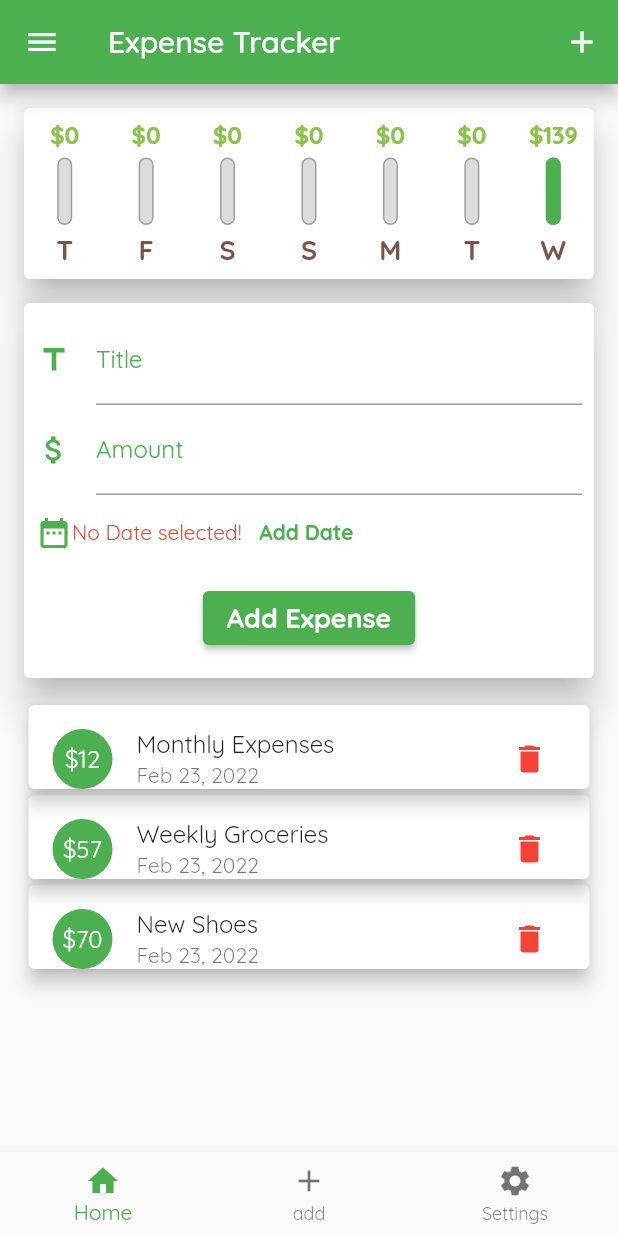
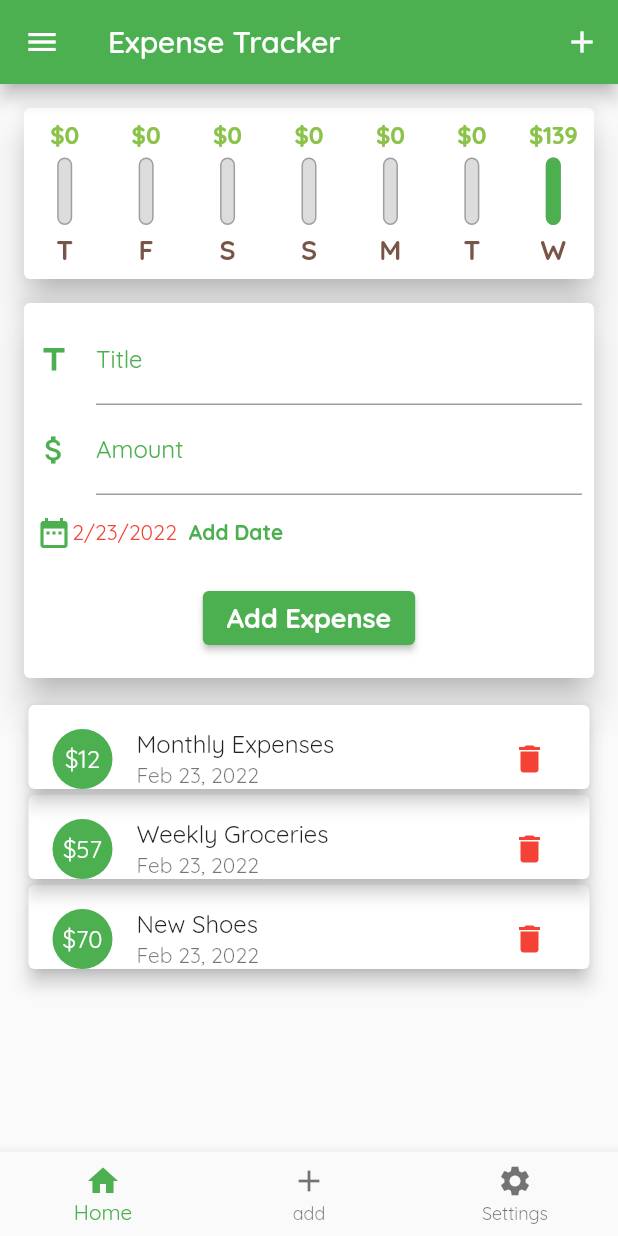
Before and after one commit to doziestar/tutisApp, a Flutter app: the screen it shows after launch, on a phone screen of 412 x 824 dp. Run offline on Flutter 3.47's test engine with Material 2 defaults, Android fonts, the phone set to English and light mode, and no system bars.

Commit message:
🐛  fixed date bug

```diff
--- a/lib/body.dart
+++ b/lib/body.dart
@@ -13,12 +13,12 @@ class Body extends StatefulWidget {
 }
 
 class _BodyState extends State<Body> {
-  void _addTransaction(String title, double amount) {
+  void _addTransaction(String title, double amount, DateTime date) {
     final newTransaction = Transaction(
       id: DateTime.now().toString(),
       title: title,
       amount: amount,
-      date: DateTime.now(),
+      date: date,
     );
     setState(
       () {
@@ -76,6 +76,7 @@ class _BodyState extends State<Body> {
                       _addTransaction(
                         titleController.text,
                         double.parse(amountController.text),
+                        dateController,
                       );
                       resetTransaction();
                     }
--- a/lib/widget/transact_list.dart
+++ b/lib/widget/transact_list.dart
@@ -57,7 +57,7 @@ class TransactionOutput extends StatelessWidget {
 }
 
 class AddTransactionCard extends StatelessWidget {
-  final void Function(String, double) _addTransaction;
+  final void Function(String, double, DateTime) _addTransaction;
   // final VoidCallback _resetTransaction;
 
   const AddTransactionCard(this._addTransaction);
@@ -117,9 +117,11 @@ class AddTransactionCard extends StatelessWidget {
                 mainAxisAlignment: MainAxisAlignment.start,
                 children: [
                   const Icon(Icons.date_range, color: Colors.green),
-                  const Text(
-                    'No Date selected! ',
-                    style: TextStyle(color: Colors.red),
+                  Text(
+                    dateController == null
+                        ? 'No Date selected! '
+                        : DateFormat().add_yMd().format(dateController),
+                    style: const TextStyle(color: Colors.red),
                   ),
                   TextButton(
                     onPressed: () => _presentDatePicker(context),
@@ -140,6 +142,7 @@ class AddTransactionCard extends StatelessWidget {
                     _addTransaction(
                       titleController.text,
                       double.parse(amountController.text),
+                      dateController,
                     );
                     resetTransaction();
                   }
```
